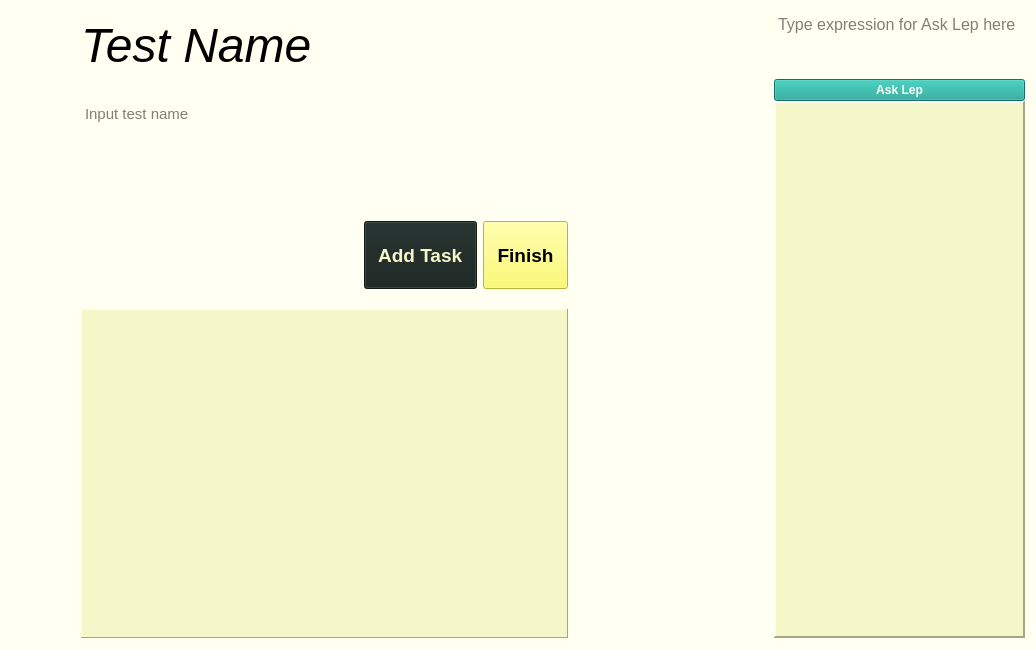
Above: src/views/ui/testMaking.ui from adibozzhanov/LeProgram before the change. Below: the same form after it.
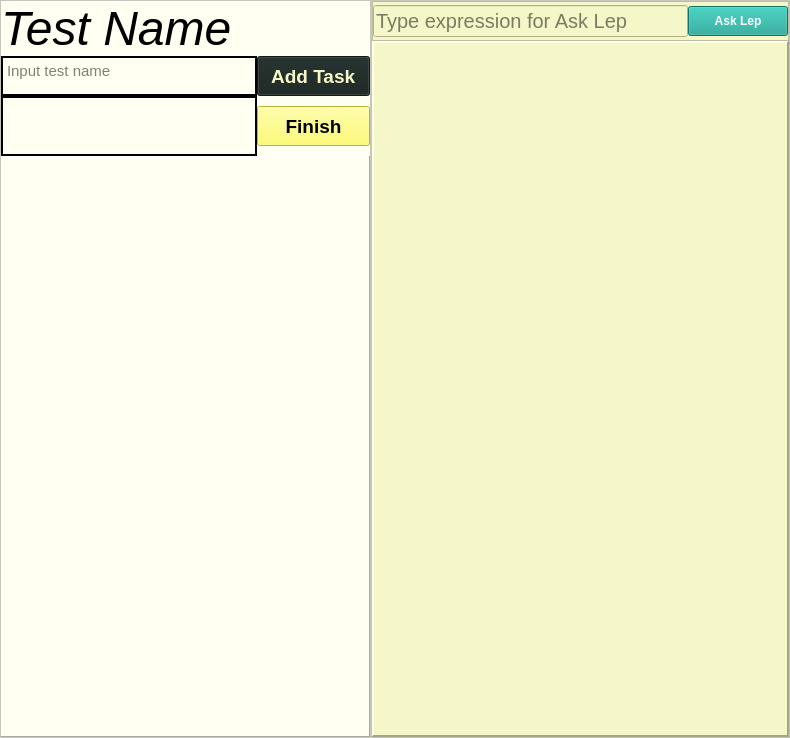
That is the form after the change.

Diff of the .ui file:
```diff
--- a/src/views/ui/testMaking.ui
+++ b/src/views/ui/testMaking.ui
@@ -6,8 +6,8 @@
    <rect>
     <x>0</x>
     <y>0</y>
-    <width>1036</width>
-    <height>649</height>
+    <width>790</width>
+    <height>738</height>
    </rect>
   </property>
   <property name="windowTitle">
@@ -18,15 +18,242 @@
 border-color: rgb(255, 255, 242);</string>
   </property>
   <layout class="QGridLayout" name="gridLayout">
-   <property name="verticalSpacing">
+   <property name="leftMargin">
     <number>0</number>
    </property>
-   <item row="10" column="4">
+   <property name="topMargin">
+    <number>0</number>
+   </property>
+   <property name="rightMargin">
+    <number>0</number>
+   </property>
+   <property name="bottomMargin">
+    <number>0</number>
+   </property>
+   <property name="spacing">
+    <number>0</number>
+   </property>
+   <item row="12" column="3">
+    <widget class="QFrame" name="frame">
+     <property name="frameShape">
+      <enum>QFrame::StyledPanel</enum>
+     </property>
+     <property name="frameShadow">
+      <enum>QFrame::Raised</enum>
+     </property>
+     <layout class="QVBoxLayout" name="verticalLayout">
+      <property name="spacing">
+       <number>0</number>
+      </property>
+      <property name="leftMargin">
+       <number>0</number>
+      </property>
+      <property name="topMargin">
+       <number>0</number>
+      </property>
+      <property name="rightMargin">
+       <number>0</number>
+      </property>
+      <property name="bottomMargin">
+       <number>0</number>
+      </property>
+      <item>
+       <widget class="QLabel" name="testNameLabel">
+        <property name="font">
+         <font>
+          <family>Helvetica Neue</family>
+          <pointsize>36</pointsize>
+          <weight>50</weight>
+          <italic>true</italic>
+          <bold>false</bold>
+         </font>
+        </property>
+        <property name="lineWidth">
+         <number>0</number>
+        </property>
+        <property name="text">
+         <string>Test Name</string>
+        </property>
+       </widget>
+      </item>
+      <item>
+       <widget class="QFrame" name="frame_2">
+        <property name="frameShape">
+         <enum>QFrame::NoFrame</enum>
+        </property>
+        <property name="frameShadow">
+         <enum>QFrame::Raised</enum>
+        </property>
+        <layout class="QGridLayout" name="gridLayout_2">
+         <property name="leftMargin">
+          <number>0</number>
+         </property>
+         <property name="topMargin">
+          <number>0</number>
+         </property>
+         <property name="rightMargin">
+          <number>0</number>
+         </property>
+         <property name="bottomMargin">
+          <number>0</number>
+         </property>
+         <property name="spacing">
+          <number>0</number>
+         </property>
+         <item row="0" column="0">
+          <widget class="QPlainTextEdit" name="testNameInput">
+           <property name="sizePolicy">
+            <sizepolicy hsizetype="Preferred" vsizetype="Preferred">
+             <horstretch>0</horstretch>
+             <verstretch>0</verstretch>
+            </sizepolicy>
+           </property>
+           <property name="minimumSize">
+            <size>
+             <width>100</width>
+             <height>0</height>
+            </size>
+           </property>
+           <property name="maximumSize">
+            <size>
+             <width>800</width>
+             <height>40</height>
+            </size>
+           </property>
+           <property name="font">
+            <font>
+             <family>Helvetica Neue</family>
+             <pointsize>11</pointsize>
+            </font>
+           </property>
+           <property name="styleSheet">
+            <string notr="true">border-color: rgb(246, 247, 200)</string>
+           </property>
+           <property name="frameShape">
+            <enum>QFrame::Panel</enum>
+           </property>
+           <property name="frameShadow">
+            <enum>QFrame::Plain</enum>
+           </property>
+           <property name="lineWidth">
+            <number>2</number>
+           </property>
+           <property name="verticalScrollBarPolicy">
+            <enum>Qt::ScrollBarAlwaysOff</enum>
+           </property>
+           <property name="horizontalScrollBarPolicy">
+            <enum>Qt::ScrollBarAlwaysOff</enum>
+           </property>
+           <property name="placeholderText">
+            <string>Input test name</string>
+           </property>
+          </widget>
+         </item>
+         <item row="1" column="0">
+          <widget class="QPlainTextEdit" name="testDescriptionInput">
+           <property name="sizePolicy">
+            <sizepolicy hsizetype="Preferred" vsizetype="Fixed">
+             <horstretch>0</horstretch>
+             <verstretch>0</verstretch>
+            </sizepolicy>
+           </property>
+           <property name="minimumSize">
+            <size>
+             <width>100</width>
+             <height>60</height>
+            </size>
+           </property>
+           <property name="maximumSize">
+            <size>
+             <width>16777215</width>
+             <height>60</height>
+            </size>
+           </property>
+           <property name="font">
+            <font>
+             <family>Helvetica Neue</family>
+             <pointsize>11</pointsize>
+            </font>
+           </property>
+           <property name="styleSheet">
+            <string notr="true">border-color: rgb(246, 247, 200)</string>
+           </property>
+           <property name="frameShape">
+            <enum>QFrame::Panel</enum>
+           </property>
+           <property name="frameShadow">
+            <enum>QFrame::Plain</enum>
+           </property>
+           <property name="lineWidth">
+            <number>2</number>
+           </property>
+           <property name="verticalScrollBarPolicy">
+            <enum>Qt::ScrollBarAlwaysOff</enum>
+           </property>
+           <property name="horizontalScrollBarPolicy">
+            <enum>Qt::ScrollBarAlwaysOff</enum>
+           </property>
+           <property name="tabChangesFocus">
+            <bool>false</bool>
+           </property>
+           <property name="plainText">
+            <string/>
+           </property>
+           <property name="placeholderText">
+            <string>Input test description</string>
+           </property>
+          </widget>
+         </item>
+         <item row="0" column="1">
+          <widget class="QPushButton" name="addTaskButton">
+           <property name="sizePolicy">
+            <sizepolicy hsizetype="Minimum" vsizetype="Fixed">
+             <horstretch>0</horstretch>
+             <verstretch>0</verstretch>
+            </sizepolicy>
+           </property>
+           <property name="minimumSize">
+            <size>
+             <width>0</width>
+             <height>40</height>
+            </size>
+           </property>
+           <property name="maximumSize">
+            <size>
+             <width>16777215</width>
+             <height>40</height>
+            </size>
+           </property>
+           <property name="font">
+            <font>
+             <family>Helvetica Neue</family>
+             <pointsize>14</pointsize>
+             <weight>75</weight>
+             <bold>true</bold>
+            </font>
+           </property>
+           <property name="styleSheet">
+            <string notr="true">background-color: rgb(24, 35, 32);
+color: rgb(246, 247, 200);
+</string>
+           </property>
+           <property name="text">
+            <string>  Add Task  </string>
+           </property>
+          </widget>
+         </item>
+         <item row="1" column="1">
     <widget class="QPushButton" name="finishButton">
      <property name="minimumSize">
       <size>
        <width>0</width>
-       <height>68</height>
+             <height>40</height>
+            </size>
+           </property>
+           <property name="maximumSize">
+            <size>
+             <width>16777215</width>
+             <height>40</height>
       </size>
      </property>
      <property name="font">
@@ -48,183 +275,10 @@
      </property>
     </widget>
    </item>
-   <item row="9" column="0">
-    <spacer name="horizontalSpacer">
-     <property name="orientation">
-      <enum>Qt::Horizontal</enum>
-     </property>
-     <property name="sizeType">
-      <enum>QSizePolicy::Preferred</enum>
-     </property>
-     <property name="sizeHint" stdset="0">
-      <size>
-       <width>75</width>
-       <height>20</height>
-      </size>
-     </property>
-    </spacer>
-   </item>
-   <item row="2" column="7">
-    <widget class="QPushButton" name="askLepButton">
-     <property name="sizePolicy">
-      <sizepolicy hsizetype="Fixed" vsizetype="Fixed">
-       <horstretch>0</horstretch>
-       <verstretch>0</verstretch>
-      </sizepolicy>
-     </property>
-     <property name="minimumSize">
-      <size>
-       <width>100</width>
-       <height>0</height>
-      </size>
-     </property>
-     <property name="maximumSize">
-      <size>
-       <width>900</width>
-       <height>16777215</height>
-      </size>
-     </property>
-     <property name="font">
-      <font>
-       <family>Helvetica Neue</family>
-       <weight>75</weight>
-       <bold>true</bold>
-      </font>
-     </property>
-     <property name="styleSheet">
-      <string notr="true">background-color: rgb(23, 161, 145);
-color: rgb(255, 255, 255);
-</string>
-     </property>
-     <property name="text">
-      <string>Ask Lep</string>
-     </property>
-    </widget>
-   </item>
-   <item row="4" column="1">
-    <widget class="QPlainTextEdit" name="testNameInput">
-     <property name="sizePolicy">
-      <sizepolicy hsizetype="Preferred" vsizetype="Preferred">
-       <horstretch>0</horstretch>
-       <verstretch>0</verstretch>
-      </sizepolicy>
-     </property>
-     <property name="minimumSize">
-      <size>
-       <width>100</width>
-       <height>0</height>
-      </size>
-     </property>
-     <property name="maximumSize">
-      <size>
-       <width>800</width>
-       <height>40</height>
-      </size>
-     </property>
-     <property name="font">
-      <font>
-       <family>Helvetica Neue</family>
-       <pointsize>11</pointsize>
-      </font>
-     </property>
-     <property name="styleSheet">
-      <string notr="true">border-color: rgb(246, 247, 200)</string>
-     </property>
-     <property name="frameShape">
-      <enum>QFrame::NoFrame</enum>
-     </property>
-     <property name="frameShadow">
-      <enum>QFrame::Plain</enum>
-     </property>
-     <property name="lineWidth">
-      <number>0</number>
-     </property>
-     <property name="verticalScrollBarPolicy">
-      <enum>Qt::ScrollBarAlwaysOff</enum>
-     </property>
-     <property name="horizontalScrollBarPolicy">
-      <enum>Qt::ScrollBarAlwaysOff</enum>
-     </property>
-     <property name="placeholderText">
-      <string>Input test name</string>
-     </property>
-    </widget>
-   </item>
-   <item row="1" column="7">
-    <widget class="QPlainTextEdit" name="askLepInput">
-     <property name="sizePolicy">
-      <sizepolicy hsizetype="Expanding" vsizetype="Preferred">
-       <horstretch>0</horstretch>
-       <verstretch>0</verstretch>
-      </sizepolicy>
-     </property>
-     <property name="minimumSize">
-      <size>
-       <width>0</width>
-       <height>0</height>
-      </size>
-     </property>
-     <property name="maximumSize">
-      <size>
-       <width>16777215</width>
-       <height>68</height>
-      </size>
-     </property>
-     <property name="font">
-      <font>
-       <family>Helvetica Neue</family>
-       <pointsize>12</pointsize>
-      </font>
-     </property>
-     <property name="frameShape">
-      <enum>QFrame::NoFrame</enum>
-     </property>
-     <property name="frameShadow">
-      <enum>QFrame::Plain</enum>
-     </property>
-     <property name="placeholderText">
-      <string>Type expression for Ask Lep here</string>
-     </property>
-    </widget>
-   </item>
-   <item row="4" column="7" rowspan="12">
-    <widget class="QFrame" name="askLepWidgetFrame">
-     <property name="sizePolicy">
-      <sizepolicy hsizetype="Fixed" vsizetype="Preferred">
-       <horstretch>0</horstretch>
-       <verstretch>0</verstretch>
-      </sizepolicy>
-     </property>
-     <property name="minimumSize">
-      <size>
-       <width>50</width>
-       <height>400</height>
-      </size>
-     </property>
-     <property name="maximumSize">
-      <size>
-       <width>900</width>
-       <height>16777215</height>
-      </size>
-     </property>
-     <property name="styleSheet">
-      <string notr="true">background-color: rgb(246, 247, 200);
-border-color: rgb(246, 247, 200);
-</string>
-     </property>
-     <property name="frameShape">
-      <enum>QFrame::Panel</enum>
-     </property>
-     <property name="frameShadow">
-      <enum>QFrame::Raised</enum>
-     </property>
-     <property name="lineWidth">
-      <number>2</number>
-     </property>
-     <layout class="QVBoxLayout" name="askLepLayout"/>
-    </widget>
-   </item>
-   <item row="15" column="1" colspan="4">
+        </layout>
+       </widget>
+      </item>
+      <item>
     <widget class="QScrollArea" name="taskMakingScrollArea">
      <property name="sizePolicy">
       <sizepolicy hsizetype="Preferred" vsizetype="Expanding">
@@ -246,7 +300,7 @@
      </property>
      <property name="styleSheet">
       <string notr="true">border-color: rgb(246, 247, 200);
-background-color: rgb(246, 247, 200);</string>
+background-color: rgb(255, 255, 242);</string>
      </property>
      <property name="frameShape">
       <enum>QFrame::Panel</enum>
@@ -265,8 +319,8 @@
        <rect>
         <x>0</x>
         <y>0</y>
-        <width>481</width>
-        <height>330</height>
+           <width>387</width>
+           <height>577</height>
        </rect>
       </property>
       <layout class="QVBoxLayout" name="verticalLayout_2">
@@ -281,156 +335,163 @@
      </widget>
     </widget>
    </item>
-   <item row="1" column="1">
-    <widget class="QLabel" name="testNameLabel">
-     <property name="font">
-      <font>
-       <family>Helvetica Neue</family>
-       <pointsize>36</pointsize>
-       <weight>50</weight>
-       <italic>true</italic>
-       <bold>false</bold>
-      </font>
-     </property>
-     <property name="lineWidth">
-      <number>0</number>
-     </property>
-     <property name="text">
-      <string>Test Name</string>
-     </property>
+     </layout>
     </widget>
    </item>
-   <item row="11" column="2">
-    <spacer name="verticalSpacer">
-     <property name="orientation">
-      <enum>Qt::Vertical</enum>
+   <item row="12" column="4">
+    <widget class="QFrame" name="frame_3">
+     <property name="frameShape">
+      <enum>QFrame::StyledPanel</enum>
      </property>
-     <property name="sizeType">
-      <enum>QSizePolicy::Fixed</enum>
+     <property name="frameShadow">
+      <enum>QFrame::Raised</enum>
      </property>
-     <property name="sizeHint" stdset="0">
+     <layout class="QVBoxLayout" name="verticalLayout_3">
+      <property name="spacing">
+       <number>0</number>
+      </property>
+      <property name="leftMargin">
+       <number>0</number>
+      </property>
+      <property name="topMargin">
+       <number>0</number>
+      </property>
+      <property name="rightMargin">
+       <number>0</number>
+      </property>
+      <property name="bottomMargin">
+       <number>0</number>
+      </property>
+      <item>
+       <widget class="QFrame" name="frame_4">
+        <property name="maximumSize">
       <size>
-       <width>20</width>
-       <height>20</height>
-      </size>
-     </property>
-    </spacer>
-   </item>
-   <item row="10" column="3">
-    <widget class="QPushButton" name="addTaskButton">
-     <property name="sizePolicy">
-      <sizepolicy hsizetype="Minimum" vsizetype="Fixed">
-       <horstretch>0</horstretch>
-       <verstretch>0</verstretch>
-      </sizepolicy>
-     </property>
+          <width>16777215</width>
+          <height>40</height>
+         </size>
+        </property>
+        <property name="styleSheet">
+         <string notr="true">background-color : rgb(246, 247, 200)</string>
+        </property>
+        <property name="frameShape">
+         <enum>QFrame::StyledPanel</enum>
+        </property>
+        <property name="frameShadow">
+         <enum>QFrame::Raised</enum>
+        </property>
+        <layout class="QHBoxLayout" name="horizontalLayout">
+         <property name="spacing">
+          <number>0</number>
+         </property>
+         <property name="leftMargin">
+          <number>0</number>
+         </property>
+         <property name="topMargin">
+          <number>0</number>
+         </property>
+         <property name="rightMargin">
+          <number>0</number>
+         </property>
+         <property name="bottomMargin">
+          <number>0</number>
+         </property>
+         <item>
+          <widget class="QLineEdit" name="askLepInput">
      <property name="minimumSize">
       <size>
        <width>0</width>
-       <height>68</height>
+             <height>30</height>
+            </size>
+           </property>
+           <property name="font">
+            <font>
+             <pointsize>15</pointsize>
+            </font>
+           </property>
+           <property name="placeholderText">
+            <string>Type expression for Ask Lep </string>
+           </property>
+          </widget>
+         </item>
+         <item>
+          <widget class="QPushButton" name="askLepButton">
+           <property name="sizePolicy">
+            <sizepolicy hsizetype="Fixed" vsizetype="Fixed">
+             <horstretch>0</horstretch>
+             <verstretch>0</verstretch>
+            </sizepolicy>
+           </property>
+           <property name="minimumSize">
+            <size>
+             <width>100</width>
+             <height>30</height>
+            </size>
+           </property>
+           <property name="maximumSize">
+            <size>
+             <width>900</width>
+             <height>16777215</height>
       </size>
      </property>
      <property name="font">
       <font>
        <family>Helvetica Neue</family>
-       <pointsize>14</pointsize>
        <weight>75</weight>
        <bold>true</bold>
       </font>
      </property>
      <property name="styleSheet">
-      <string notr="true">background-color: rgb(24, 35, 32);
-color: rgb(246, 247, 200);
+            <string notr="true">background-color: rgb(23, 161, 145);
+color: rgb(255, 255, 255);
 </string>
      </property>
      <property name="text">
-      <string>  Add Task  </string>
+            <string>Ask Lep</string>
      </property>
     </widget>
    </item>
-   <item row="5" column="1">
-    <widget class="QPlainTextEdit" name="testDescriptionInput">
+        </layout>
+       </widget>
+      </item>
+      <item>
+       <widget class="QFrame" name="askLepWidgetFrame">
      <property name="sizePolicy">
-      <sizepolicy hsizetype="Preferred" vsizetype="Fixed">
+         <sizepolicy hsizetype="Fixed" vsizetype="Preferred">
        <horstretch>0</horstretch>
        <verstretch>0</verstretch>
       </sizepolicy>
      </property>
      <property name="minimumSize">
       <size>
-       <width>100</width>
-       <height>60</height>
+          <width>50</width>
+          <height>400</height>
       </size>
      </property>
      <property name="maximumSize">
       <size>
-       <width>16777215</width>
-       <height>60</height>
-      </size>
-     </property>
-     <property name="font">
-      <font>
-       <family>Helvetica Neue</family>
-       <pointsize>11</pointsize>
-      </font>
-     </property>
+          <width>900</width>
+          <height>16777215</height>
+         </size>
+        </property>
      <property name="styleSheet">
-      <string notr="true">border-color: rgb(246, 247, 200)</string>
+         <string notr="true">background-color: rgb(246, 247, 200);
+border-color: rgb(246, 247, 200);
+</string>
      </property>
      <property name="frameShape">
-      <enum>QFrame::NoFrame</enum>
+         <enum>QFrame::Panel</enum>
      </property>
      <property name="frameShadow">
-      <enum>QFrame::Plain</enum>
+         <enum>QFrame::Raised</enum>
      </property>
      <property name="lineWidth">
-      <number>0</number>
-     </property>
-     <property name="verticalScrollBarPolicy">
-      <enum>Qt::ScrollBarAlwaysOff</enum>
-     </property>
-     <property name="horizontalScrollBarPolicy">
-      <enum>Qt::ScrollBarAlwaysOff</enum>
-     </property>
-     <property name="tabChangesFocus">
-      <bool>false</bool>
-     </property>
-     <property name="plainText">
-      <string/>
-     </property>
-     <property name="placeholderText">
-      <string>Input test description</string>
-     </property>
-    </widget>
-   </item>
-   <item row="10" column="1">
-    <spacer name="horizontalSpacer_2">
-     <property name="orientation">
-      <enum>Qt::Horizontal</enum>
-     </property>
-     <property name="sizeHint" stdset="0">
-      <size>
-       <width>40</width>
-       <height>20</height>
-      </size>
-     </property>
-    </spacer>
-   </item>
-   <item row="10" column="5">
-    <spacer name="horizontalSpacer_3">
-     <property name="orientation">
-      <enum>Qt::Horizontal</enum>
-     </property>
-     <property name="sizeType">
-      <enum>QSizePolicy::Minimum</enum>
-     </property>
-     <property name="sizeHint" stdset="0">
-      <size>
-       <width>200</width>
-       <height>20</height>
-      </size>
-     </property>
-    </spacer>
+         <number>2</number>
+        </property>
+        <layout class="QVBoxLayout" name="askLepLayout"/>
+       </widget>
+      </item>
+     </layout>
+    </widget>
    </item>
   </layout>
  </widget>
```
Lines whose indentation alone changed are shown as unchanged.
